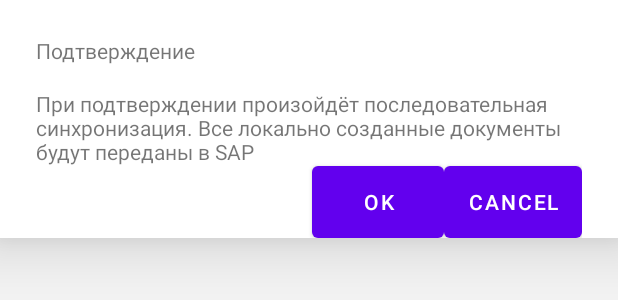
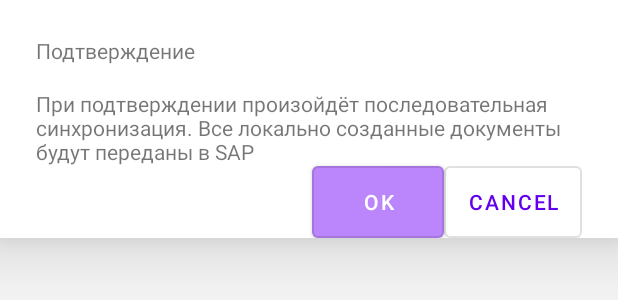
Before and after one commit to yuly-vertkin/TVClient, an Android app: the layout fragment_simple_dialog.xml on its own in the app's theme, with its tools: preview values and no code run, on a phone screen of 412 x 824 dp. Shown: the top 300 px of the screen. Run offline under Robolectric (Android 15) with nearby library versions, the phone set to English and light mode, and no system bars; network calls fail.

Commit message:
theme experements

```diff
--- a/app/src/main/AndroidManifest.xml
+++ b/app/src/main/AndroidManifest.xml
@@ -11,7 +11,7 @@
         android:label="@string/app_name"
         android:roundIcon="@mipmap/ic_launcher_round"
         android:supportsRtl="true"
-        android:theme="@style/Theme.tvclient">
+        android:theme="@style/Theme.TVClient">
         <activity android:name=".presentation.TVClientActivity">
             <intent-filter>
                 <action android:name="android.intent.action.MAIN" />
--- a/app/src/main/res/layout/fragment_simple_dialog.xml
+++ b/app/src/main/res/layout/fragment_simple_dialog.xml
@@ -34,13 +34,18 @@
 
     <com.google.android.material.button.MaterialButton
         android:id="@+id/ok_button"
+        style="@style/Widget.MyApp.Button"
         android:layout_width="wrap_content"
         android:layout_height="wrap_content"
         android:insetTop="0dp"
         android:insetBottom="0dp"
+        android:text="Ok"
         app:layout_constraintEnd_toStartOf="@id/cancel_button"
         app:layout_constraintTop_toBottomOf="@id/text"
-        tools:text="OK" />
+        />
+<!--    android:theme="@style/Theme.TVClient.DialogStyle"-->
+<!--    app:backgroundTint="?attr/dialogButtonColor"-->
+<!--    style="?attr/borderlessButtonStyle"-->
 
     <com.google.android.material.button.MaterialButton
         android:id="@+id/cancel_button"
@@ -48,7 +53,10 @@
         android:layout_height="wrap_content"
         android:insetTop="0dp"
         android:insetBottom="0dp"
+        android:text="Cancel"
         app:layout_constraintEnd_toEndOf="parent"
         app:layout_constraintTop_toBottomOf="@id/text"
-        tools:text="Cancel" />
+        />
+<!--    android:theme="@style/Theme.TVClient.DialogStyle"-->
+
 </androidx.constraintlayout.widget.ConstraintLayout>
--- /dev/null
+++ b/app/src/main/res/values-night/colors.xml
@@ -0,0 +1,11 @@
+<?xml version="1.0" encoding="utf-8"?>
+<resources>
+    <color name="purple_200">#FFBB86FC</color>
+    <color name="purple_500">#FF6200EE</color>
+    <color name="purple_700">#FF3700B3</color>
+    <color name="teal_200">#FF03DAC5</color>
+    <color name="teal_700">#FF018786</color>
+    <color name="black">#FF000000</color>
+    <color name="white">#FFFFFFFF</color>
+    <color name="windowBackground">#0C0C0C</color>
+</resources>
--- a/app/src/main/res/values-night/themes.xml
+++ b/app/src/main/res/values-night/themes.xml
@@ -1,6 +1,6 @@
 <resources xmlns:tools="http://schemas.android.com/tools">
     <!-- Base application theme. -->
-    <style name="Theme.tvclient" parent="Theme.MaterialComponents.DayNight.DarkActionBar">
+    <style name="Theme.TVClient" parent="Theme.TVClient.Base">
         <!-- Primary brand color. -->
         <item name="colorPrimary">@color/purple_200</item>
         <item name="colorPrimaryVariant">@color/purple_700</item>
--- a/app/src/main/res/values/themes.xml
+++ b/app/src/main/res/values/themes.xml
@@ -1,6 +1,11 @@
 <resources xmlns:tools="http://schemas.android.com/tools">
+
+    <declare-styleable name="Theme.TVClient">
+        <attr name="dialogButtonColor" format="color" />
+    </declare-styleable>
+
     <!-- Base application theme. -->
-    <style name="Theme.tvclient" parent="Theme.MaterialComponents.DayNight.NoActionBar">
+    <style name="Theme.TVClient.Base" parent="Theme.MaterialComponents.DayNight.NoActionBar">
         <item name="android:windowBackground">@color/windowBackground</item>
         <!-- Primary brand color. -->
         <item name="colorPrimary">@color/purple_500</item>
@@ -16,7 +21,12 @@
         <item name="toolbarStyle">@style/ToolbarStyle</item>
         <item name="bottomNavigationStyle">@style/BottomNavigationStyle</item>
 
+        <item name="dialogButtonColor">@color/purple_200</item>
+        <item name="materialButtonStyle">?attr/materialButtonOutlinedStyle</item>
+<!--        <item name="materialButtonStyle">@style/Widget.MyApp.Button</item>-->
     </style>
+
+    <style name="Theme.TVClient" parent="Theme.TVClient.Base" />
 
     <style name="BottomNavigationStyle" parent="Widget.MaterialComponents.BottomNavigationView.PrimarySurface">
         <item name="labelVisibilityMode">labeled</item>
@@ -26,4 +36,12 @@
         <item name="android:elevation">4dp</item>
     </style>
 
+    <style name="Widget.MyApp.Button" parent="Widget.MaterialComponents.Button">
+<!--        <item name="materialButtonStyle">?attr/materialButtonOutlinedStyle</item>-->
+        <item name="backgroundTint">?attr/dialogButtonColor</item>
+    </style>
+
+    <style name="Theme.TVClient.DialogStyle">
+        <item name="materialButtonStyle">?attr/materialButtonOutlinedStyle</item>
+    </style>
 </resources>
```
Also changed, not shown: app/src/main/java/com/example/tvclient/presentation/SimpleDialog.kt (+6 -3 lines).
